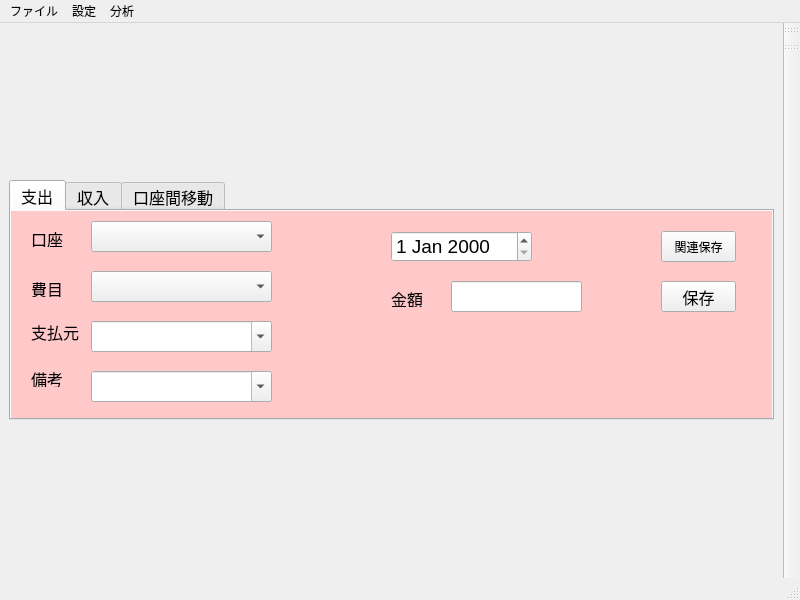
Above: mainwindow.ui from gh6141/vckakeForLinux before the change. Below: the same form after it.
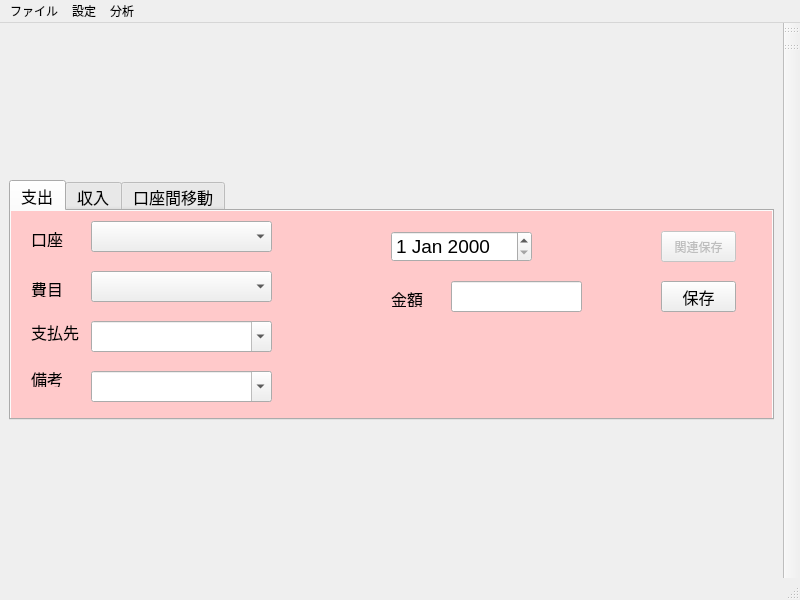
That is the form after the change. The open tabs and pages were chosen to show the change.

The edit to the form file:
```diff
--- a/mainwindow.ui
+++ b/mainwindow.ui
@@ -218,7 +218,7 @@
          </font>
         </property>
         <property name="text">
-         <string>支払元</string>
+         <string>支払先</string>
         </property>
        </widget>
        <widget class="QDateEdit" name="dateEdit_2">
@@ -252,6 +252,9 @@
         </property>
        </widget>
        <widget class="QPushButton" name="pushButton_4">
+        <property name="enabled">
+         <bool>false</bool>
+        </property>
         <property name="geometry">
          <rect>
           <x>650</x>
```
Left out of the diff: 5 changed lines with no effect on the pictures.
